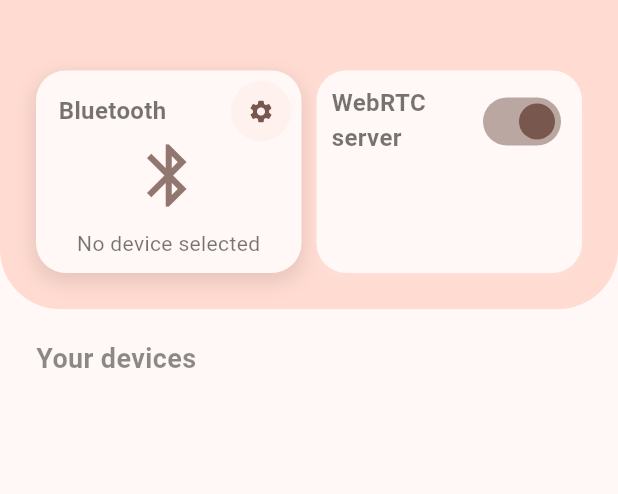
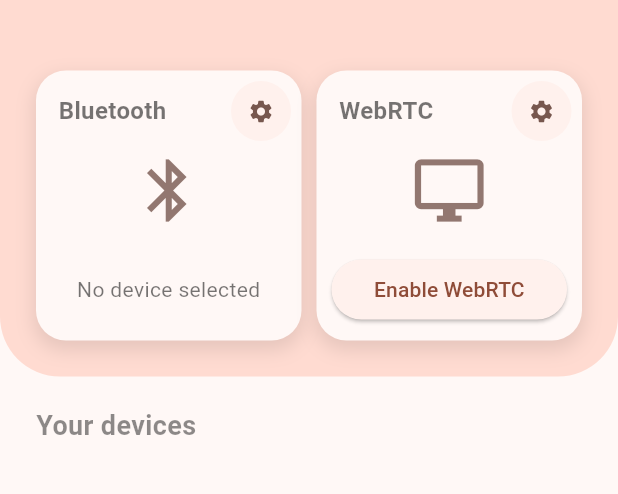
Before and after one commit to Bricklou/anyway-deck, a Flutter app: the screen it shows after launch, on a phone screen of 412 x 824 dp, the part 72-566 px from its top. Run offline on Flutter 3.47's test engine with Material 3 defaults, Android fonts, the phone set to English and light mode, and no system bars; our stand-ins replace flutter_bluetooth_serial.

Commit message:
refactor: cleanup UI

```diff
--- a/anyway_connect/lib/components/action_card.dart
+++ /dev/null
@@ -1,65 +0,0 @@
-import 'package:flutter/material.dart';
-
-class ActionCard extends StatefulWidget {
-  const ActionCard(this.title, {super.key, this.onStateChanged});
-
-  final String title;
-
-  final Map Function(bool state)? onStateChanged;
-
-  @override
-  State<StatefulWidget> createState() => _ActionCard();
-}
-
-class _ActionCard extends State<ActionCard> {
-  @override
-  Widget build(BuildContext context) {
-    return Expanded(
-        child: Container(
-            decoration: BoxDecoration(
-                color: Theme.of(context).colorScheme.surface,
-                borderRadius: BorderRadius.circular(20),
-                boxShadow: [
-                  BoxShadow(
-                      color: Theme.of(context)
-                          .colorScheme
-                          .surface
-                          .withOpacity(0.1),
-                      spreadRadius: 1,
-                      blurRadius: 10,
-                      offset: const Offset(0, 5))
-                ]),
-            padding: const EdgeInsets.all(10),
-            child:
-                Column(crossAxisAlignment: CrossAxisAlignment.start, children: [
-              Row(
-                crossAxisAlignment: CrossAxisAlignment.start,
-                children: [
-                  Expanded(
-                      child: Text(widget.title,
-                          style: const TextStyle(
-                              fontSize: 16,
-                              fontWeight: FontWeight.w600,
-                              color: Colors.black54))),
-                  Switch(
-                    value: true,
-                    onChanged: (bool state) => widget.onStateChanged!(state),
-                    activeColor: Theme.of(context).colorScheme.secondary,
-                    activeTrackColor: Theme.of(context)
-                        .colorScheme
-                        .secondary
-                        .withOpacity(0.5),
-                    inactiveThumbColor: Theme.of(context)
-                        .colorScheme
-                        .secondary
-                        .withOpacity(0.5),
-                    inactiveTrackColor: Theme.of(context)
-                        .colorScheme
-                        .secondary
-                        .withOpacity(0.1),
-                  )
-                ],
-              )
-            ])));
-  }
-}
--- a/anyway_connect/lib/components/bluetooth_card.dart
+++ b/anyway_connect/lib/components/bluetooth_card.dart
@@ -17,6 +17,7 @@
   Widget build(BuildContext context) {
     return Expanded(
       child: Container(
+        constraints: const BoxConstraints(minHeight: 180),
         decoration: BoxDecoration(
             color: Theme.of(context).colorScheme.surface,
             borderRadius: BorderRadius.circular(20),
@@ -53,20 +54,20 @@
                         color: Theme.of(context).colorScheme.secondary))),
             Container(
                 padding: const EdgeInsets.all(10).copyWith(
-                  top: 45,
+                  top: 55,
                 ),
                 child: Column(
-                    crossAxisAlignment: CrossAxisAlignment.start,
+                    crossAxisAlignment: CrossAxisAlignment.stretch,
+                    mainAxisAlignment: MainAxisAlignment.spaceBetween,
+                    mainAxisSize: MainAxisSize.max,
                     children: [
-                      Expanded(
-                          child: Center(
+                      Center(
                           child: Icon(Icons.bluetooth,
                               size: 50,
                               color: Theme.of(context)
                                   .colorScheme
                                   .secondary
-                                      .withOpacity(0.8)))),
-                      const SizedBox(height: 10),
+                                  .withOpacity(0.8))),
                       Consumer<BluetoothProvider>(
                           builder: (context, bluetoothProvider, _) =>
                               renderBtButton(bluetoothProvider)),
@@ -97,9 +98,12 @@
       // If there is no pending connection
       if (!bluetoothProvider.isConnected ||
           !bluetoothProvider.isDeviceSelected) {
-        return const Center(
+        return const Padding(
+          padding: EdgeInsets.only(bottom: 14.0),
+          child: Center(
               child: Text('No device selected',
-                textAlign: TextAlign.center, style: textStyle));
+                  textAlign: TextAlign.center, style: textStyle)),
+        );
       }
 
       // Otherwise, if there is a connection
--- /dev/null
+++ b/anyway_connect/lib/components/webrtc_cart.dart
@@ -0,0 +1,90 @@
+import 'package:anyway_connect/models_provider/webrtc_provider.dart';
+import 'package:flutter/material.dart';
+import 'package:provider/provider.dart';
+
+class WebRtcCard extends StatefulWidget {
+  const WebRtcCard({super.key});
+
+  @override
+  State<StatefulWidget> createState() => _WebRtcCard();
+}
+
+class _WebRtcCard extends State<WebRtcCard> {
+  @override
+  Widget build(BuildContext context) {
+    return Expanded(
+        child: Container(
+            constraints: const BoxConstraints(minHeight: 180),
+            decoration: BoxDecoration(
+                color: Theme.of(context).colorScheme.surface,
+                borderRadius: BorderRadius.circular(20),
+                boxShadow: [
+                  BoxShadow(
+                      color: Theme.of(context).shadowColor.withOpacity(0.1),
+                      spreadRadius: 1,
+                      blurRadius: 10,
+                      offset: const Offset(0, 5))
+                ]),
+            child: Stack(
+              children: [
+                const Positioned(
+                    top: 15,
+                    left: 15,
+                    child: Text('WebRTC',
+                        style: TextStyle(
+                            fontSize: 16,
+                            fontWeight: FontWeight.w600,
+                            color: Colors.black54))),
+                Positioned(
+                    top: 3,
+                    right: -5,
+                    child: ElevatedButton(
+                        onPressed: () async {},
+                        style: ElevatedButton.styleFrom(
+                          shape: const CircleBorder(),
+                          padding: const EdgeInsets.all(0),
+                          shadowColor: Colors.transparent,
+                        ),
+                        child: Icon(Icons.settings,
+                            color: Theme.of(context).colorScheme.secondary))),
+                Container(
+                    padding: const EdgeInsets.all(10).copyWith(
+                      top: 55,
+                    ),
+                    child: Column(
+                      crossAxisAlignment: CrossAxisAlignment.stretch,
+                      mainAxisAlignment: MainAxisAlignment.spaceBetween,
+                      mainAxisSize: MainAxisSize.max,
+                      children: [
+                        Center(
+                            child: Icon(Icons.desktop_windows_outlined,
+                                size: 50,
+                                color: Theme.of(context)
+                                    .colorScheme
+                                    .secondary
+                                    .withOpacity(0.8))),
+                        Consumer<WebRtcProvider>(
+                            builder: (context, webrtcProvider, _) =>
+                                renderWebRtcButton(webrtcProvider)),
+                      ],
+                    ))
+              ],
+            )));
+  }
+
+  Widget renderWebRtcButton(WebRtcProvider webRtcProvider) {
+    return StatefulBuilder(
+        builder: (BuildContext context, StateSetter setState) {
+      return ElevatedButton(
+          onPressed: () async {
+            if (webRtcProvider.isConnected) {
+              await webRtcProvider.disable();
+            } else {
+              await webRtcProvider.enable();
+            }
+          },
+          child: Text(
+              webRtcProvider.isConnected ? 'Disable WebRTC' : 'Enable WebRTC'));
+    });
+  }
+}
--- a/anyway_connect/lib/main.dart
+++ b/anyway_connect/lib/main.dart
@@ -2,12 +2,15 @@
 import 'package:anyway_connect/models_provider/bluetooth_provider.dart';
 import 'package:flutter/material.dart';
 import 'package:provider/provider.dart';
+
+import 'models_provider/webrtc_provider.dart';
 
 void main() {
   runApp(
     MultiProvider(
       providers: [
         ChangeNotifierProvider(create: (_) => BluetoothProvider()),
+        ChangeNotifierProvider(create: (_)=> WebRtcProvider()),
       ],
       child: const AnywayConnect(),
     )
--- a/anyway_connect/lib/models_provider/bluetooth_provider.dart
+++ b/anyway_connect/lib/models_provider/bluetooth_provider.dart
@@ -56,6 +56,9 @@
 
   @override
   void dispose() {
+    if (_bluetoothConnection != null) {
+      _bluetoothConnection!.close();
+    }
     FlutterBluetoothSerial.instance.setPairingRequestHandler(null);
     super.dispose();
   }
--- /dev/null
+++ b/anyway_connect/lib/models_provider/webrtc_provider.dart
@@ -0,0 +1,19 @@
+import 'package:flutter/material.dart';
+
+class WebRtcProvider with ChangeNotifier {
+  bool _isConnected = false;
+
+  bool get isConnected => _isConnected;
+
+  void setConnected(bool isConnected) {
+    _isConnected = isConnected;
+    notifyListeners();
+  }
+
+  void init() {
+  }
+
+  Future<void> enable() async {}
+
+  Future<void> disable() async {}
+}
--- a/anyway_connect/lib/pages/main_page.dart
+++ b/anyway_connect/lib/pages/main_page.dart
@@ -1,4 +1,4 @@
-import 'package:anyway_connect/components/action_card.dart';
+import 'package:anyway_connect/components/webrtc_cart.dart';
 import 'package:anyway_connect/components/bluetooth_card.dart';
 import 'package:flutter/material.dart';
 import 'package:flutter_bluetooth_serial/flutter_bluetooth_serial.dart';
@@ -91,20 +91,17 @@
         borderRadius: const BorderRadius.only(
             bottomLeft: Radius.circular(40), bottomRight: Radius.circular(40)),
       ),
-      child: Column(crossAxisAlignment: CrossAxisAlignment.start, children: [
-        const SizedBox(height: 15),
+      child: const Column(crossAxisAlignment: CrossAxisAlignment.start, children: [
+        SizedBox(height: 15),
         IntrinsicHeight(
             child: Row(
           mainAxisAlignment: MainAxisAlignment.spaceBetween,
           mainAxisSize: MainAxisSize.min,
           crossAxisAlignment: CrossAxisAlignment.stretch,
           children: [
-            const BluetoothCard(),
-            const SizedBox(width: 10),
-            ActionCard(
-              'WebRTC server',
-              onStateChanged: (bool state) => {},
-            ),
+            BluetoothCard(),
+            SizedBox(width: 10),
+            WebRtcCard(),
           ],
         ))
       ]),
```
Lines whose indentation alone changed are shown as unchanged.
